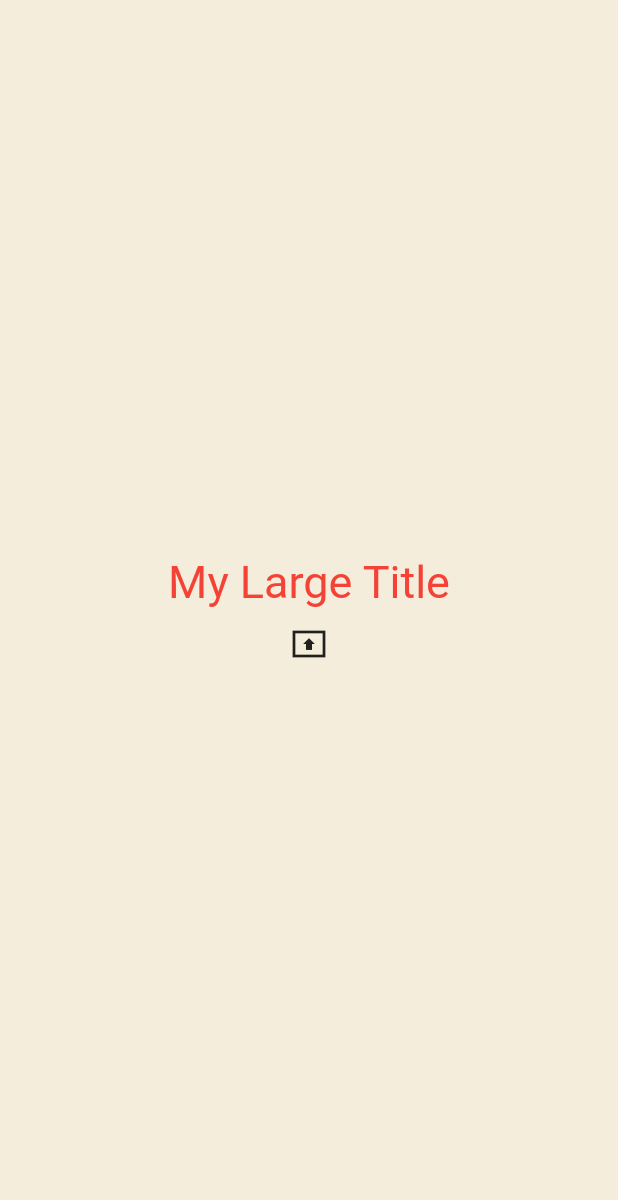
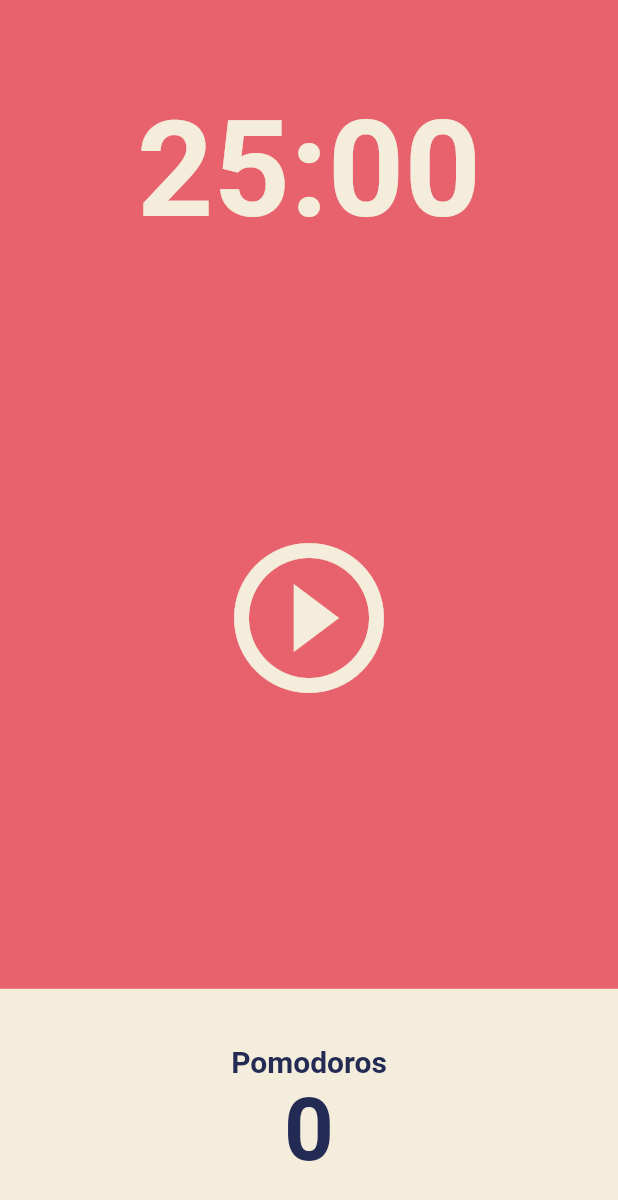
Before and after one commit to minho0315/toonflix, a Flutter app: the screen it shows after launch, on a phone screen of 412 x 824 dp. Shown: the top 1200 px of the screen. Run offline on Flutter 3.47's test engine with Material 2 defaults, Android fonts, the phone set to English and light mode, and no system bars.

Commit message:
pomodous app clone 코딩

```diff
--- a/lib/main.dart
+++ b/lib/main.dart
@@ -1,81 +1,26 @@
 import 'package:flutter/material.dart';
+import 'package:toonflix/screens/home_screen.dart';
 
 void main() {
   runApp(const App());
 }
 
-class App extends StatefulWidget {
+class App extends StatelessWidget {
   const App({super.key});
-
-  @override
-  State<App> createState() => _AppState();
-}
-
-class _AppState extends State<App> {
-  bool isUse = true;
-
-  void onToggle() {
-    setState(() {
-      isUse = !isUse;
-    });
-  }
 
   @override
   Widget build(BuildContext context) {
     return MaterialApp(
       theme: ThemeData(
+        backgroundColor: const Color(0xFFE7626C),
         textTheme: const TextTheme(
-          titleLarge: TextStyle(
-            color: Colors.red,
+          headline1: TextStyle(
+            color: Color(0xFF232B55),
           ),
         ),
+        cardColor: const Color(0xFFF4EDDB),
       ),
-      home: Scaffold(
-        backgroundColor: const Color(0xFFF4EDDB),
-        body: Center(
-          child: Column(
-            mainAxisAlignment: MainAxisAlignment.center,
-            children: [
-              isUse ? const MyLargeTitle() : const Text("test"),
-              IconButton(
-                  onPressed: onToggle,
-                  icon: const Icon(Icons.present_to_all_sharp))
-            ],
-          ),
-        ),
-      ),
+      home: const HomeScreen(),
     );
   }
 }
-
-class MyLargeTitle extends StatefulWidget {
-  const MyLargeTitle({super.key});
-
-  @override
-  State<MyLargeTitle> createState() => _MyLargeTitleState();
-}
-
-class _MyLargeTitleState extends State<MyLargeTitle> {
-  @override
-  void initState() {
-    print("init");
-    super.initState();
-  }
-
-  @override
-  void dispose() {
-    print("dispose");
-    super.dispose();
-  }
-
-  @override
-  Widget build(BuildContext context) {
-    return Text(
-      'My Large Title',
-      style: TextStyle(
-        fontSize: 30,
-        color: Theme.of(context).textTheme.titleLarge?.color,
-      ),
-    );
-  }
-}
--- /dev/null
+++ b/lib/screens/home_screen.dart
@@ -0,0 +1,128 @@
+import 'dart:async';
+
+import 'package:flutter/material.dart';
+
+class HomeScreen extends StatefulWidget {
+  const HomeScreen({super.key});
+
+  @override
+  State<HomeScreen> createState() => _HomeScreenState();
+}
+
+class _HomeScreenState extends State<HomeScreen> {
+  static const twentyFiveMinutes = 1500;
+  int totalSeconds = twentyFiveMinutes;
+  bool isRunning = false;
+  int totalPomodoros = 0;
+  late Timer timer;
+
+  void onTick(Timer timer) {
+    if (totalSeconds == 0) {
+      setState(() {
+        totalPomodoros = totalPomodoros + 1;
+        isRunning = false;
+        totalSeconds = twentyFiveMinutes;
+      });
+      timer.cancel();
+    } else {
+      setState(() {
+        totalSeconds = totalSeconds - 1;
+      });
+    }
+  }
+
+  void onStartPressed() {
+    timer = Timer.periodic(
+      const Duration(seconds: 1),
+      onTick,
+    );
+    setState(() {
+      isRunning = true;
+    });
+  }
+
+  void onPausePressed() {
+    timer.cancel();
+    setState(() {
+      isRunning = false;
+    });
+  }
+
+  String format(int seconds) {
+    var duration = Duration(seconds: seconds);
+    return duration.toString().split(".").first.substring(2, 7);
+  }
+
+  @override
+  Widget build(BuildContext context) {
+    return Scaffold(
+      backgroundColor: Theme.of(context).backgroundColor,
+      body: Column(
+        children: [
+          Flexible(
+            flex: 1,
+            child: Container(
+              alignment: Alignment.bottomCenter,
+              child: Text(
+                format(totalSeconds),
+                style: TextStyle(
+                  color: Theme.of(context).cardColor,
+                  fontSize: 89,
+                  fontWeight: FontWeight.w600,
+                ),
+              ),
+            ),
+          ),
+          Flexible(
+            flex: 3,
+            child: Center(
+              child: IconButton(
+                iconSize: 120,
+                color: Theme.of(context).cardColor,
+                onPressed: isRunning ? onPausePressed : onStartPressed,
+                icon: Icon(isRunning
+                    ? Icons.pause_circle_outline
+                    : Icons.play_circle_outline),
+              ),
+            ),
+          ),
+          Flexible(
+            flex: 1,
+            child: Row(
+              children: [
+                Expanded(
+                  child: Container(
+                    decoration: BoxDecoration(
+                      color: Theme.of(context).cardColor,
+                    ),
+                    child: Column(
+                      mainAxisAlignment: MainAxisAlignment.center,
+                      children: [
+                        Text(
+                          'Pomodoros',
+                          style: TextStyle(
+                            fontSize: 20,
+                            fontWeight: FontWeight.w600,
+                            color: Theme.of(context).textTheme.headline1!.color,
+                          ),
+                        ),
+                        Text(
+                          '$totalPomodoros',
+                          style: TextStyle(
+                            fontSize: 58,
+                            fontWeight: FontWeight.w600,
+                            color: Theme.of(context).textTheme.headline1!.color,
+                          ),
+                        ),
+                      ],
+                    ),
+                  ),
+                ),
+              ],
+            ),
+          ),
+        ],
+      ),
+    );
+  }
+}
```
